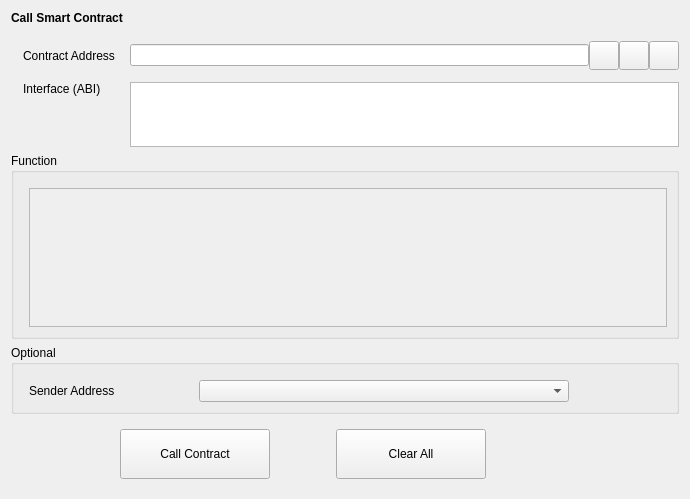
Above: src/qt/forms/callcontract.ui from qtumproject/qtum before the change. Below: the same form after it.
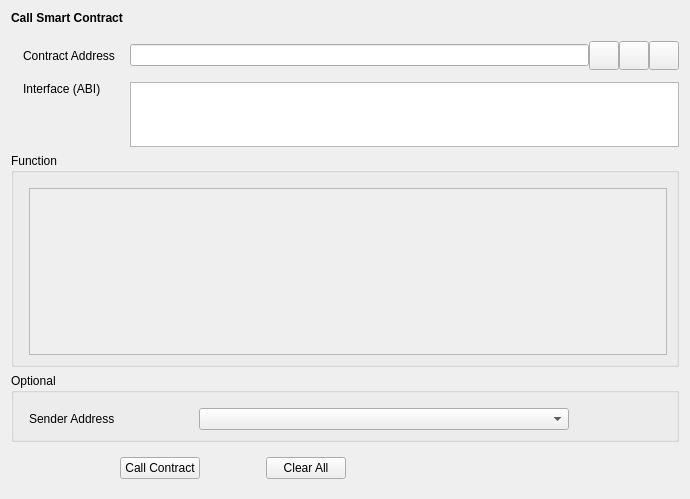
That is the form after the change. Custom widgets are drawn as their Qt base class.

Commit message: Add push button CSS

```diff
--- a/src/qt/forms/callcontract.ui
+++ b/src/qt/forms/callcontract.ui
@@ -185,8 +185,8 @@
               <rect>
                <x>0</x>
                <y>0</y>
-               <width>640</width>
-               <height>131</height>
+               <width>638</width>
+               <height>160</height>
               </rect>
              </property>
             </widget>
@@ -300,12 +300,6 @@
      </item>
      <item>
       <widget class="QPushButton" name="pushButtonCallContract">
-       <property name="minimumSize">
-        <size>
-         <width>150</width>
-         <height>50</height>
-        </size>
-       </property>
        <property name="text">
         <string>Call Contract</string>
        </property>
@@ -329,12 +323,6 @@
      </item>
      <item>
       <widget class="QPushButton" name="pushButtonClearAll">
-       <property name="minimumSize">
-        <size>
-         <width>150</width>
-         <height>50</height>
-        </size>
-       </property>
        <property name="text">
         <string>Clear All</string>
        </property>
```
The commit also changes 6 other files.
